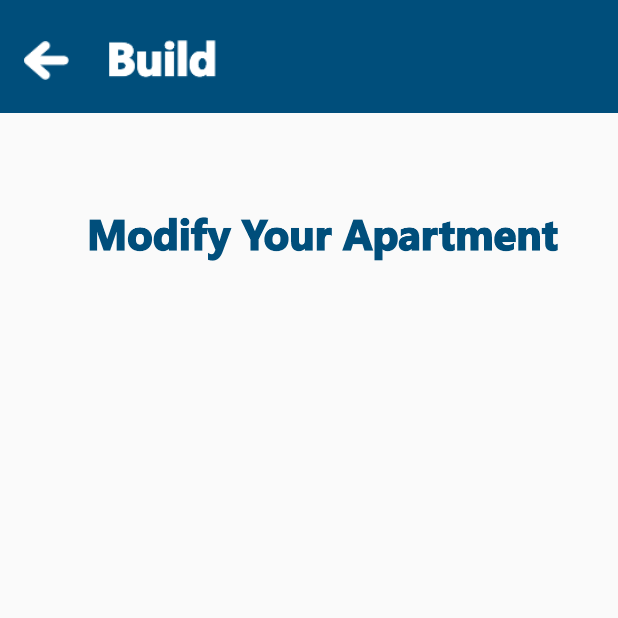
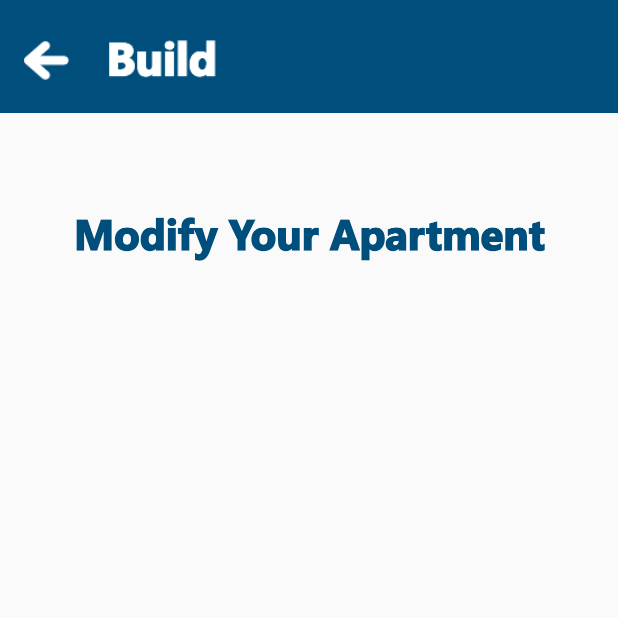
Before and after one commit to iqbal789/uni-project, an Android app: the screen it shows after launch (build_page), after a tap on an icon or button, on a phone screen of 412 x 824 dp, the top half of it. Run offline under Robolectric (Android 15) with nearby library versions, the phone set to English and light mode, and no system bars.

Commit message:
uni project

```diff
--- a/app/src/main/AndroidManifest.xml
+++ b/app/src/main/AndroidManifest.xml
@@ -10,24 +10,31 @@
         android:theme="@style/Theme.ApnaGhar">
         <activity
             android:name=".build_page"
+            android:theme="@style/Theme.AppCompat.Light.NoActionBar"
             android:exported="false" />
         <activity
             android:name=".rent_page"
+            android:theme="@style/Theme.AppCompat.Light.NoActionBar"
             android:exported="false" />
         <activity
             android:name=".buy_page"
+            android:theme="@style/Theme.AppCompat.Light.NoActionBar"
+            android:exported="false" />
+        <activity
+            android:name=".home"
+            android:theme="@style/Theme.AppCompat.Light.NoActionBar"
+            android:exported="false" />
+        <activity
+            android:name=".SignUp"
+            android:theme="@style/Theme.AppCompat.Light.NoActionBar"
+            android:exported="false" />
+        <activity
+            android:name=".SignIn"
+            android:theme="@style/Theme.AppCompat.Light.NoActionBar"
             android:exported="false" />
         <activity
             android:name=".MainActivity"
-            android:exported="false" />
-        <activity
-            android:name=".SignUp"
-            android:exported="false" />
-        <activity
-            android:name=".SignIn"
-            android:exported="false" />
-        <activity
-            android:name=".home"
+            android:theme="@style/Theme.AppCompat.Light.NoActionBar"
             android:exported="true">
             <intent-filter>
                 <action android:name="android.intent.action.MAIN" />
--- a/app/src/main/java/com/example/apnaghar/MainActivity.java
+++ b/app/src/main/java/com/example/apnaghar/MainActivity.java
@@ -2,13 +2,30 @@ package com.example.apnaghar;
 
 import androidx.appcompat.app.AppCompatActivity;
 
+import android.content.Intent;
 import android.os.Bundle;
+import android.view.Window;
+import android.view.WindowManager;
+
+import java.util.Timer;
+import java.util.TimerTask;
 
 public class MainActivity extends AppCompatActivity {
+
+    Timer timer;
 
     @Override
     protected void onCreate(Bundle savedInstanceState) {
         super.onCreate(savedInstanceState);
         setContentView(R.layout.activity_main);
+
+        timer = new Timer();
+        timer.schedule(new TimerTask() {
+            @Override
+            public void run() {
+                Intent myIntent = new Intent(MainActivity.this, home.class);
+                startActivity(myIntent);
+            }
+        }, 2000);
     }
 }
--- a/app/src/main/java/com/example/apnaghar/SignIn.java
+++ b/app/src/main/java/com/example/apnaghar/SignIn.java
@@ -3,6 +3,8 @@ package com.example.apnaghar;
 import androidx.appcompat.app.AppCompatActivity;
 
 import android.os.Bundle;
+import android.view.Window;
+import android.view.WindowManager;
 
 public class SignIn extends AppCompatActivity {
 
--- a/app/src/main/java/com/example/apnaghar/SignUp.java
+++ b/app/src/main/java/com/example/apnaghar/SignUp.java
@@ -3,6 +3,8 @@ package com.example.apnaghar;
 import androidx.appcompat.app.AppCompatActivity;
 
 import android.os.Bundle;
+import android.view.Window;
+import android.view.WindowManager;
 
 public class SignUp extends AppCompatActivity {
 
--- a/app/src/main/java/com/example/apnaghar/build_page.java
+++ b/app/src/main/java/com/example/apnaghar/build_page.java
@@ -5,6 +5,8 @@ import androidx.appcompat.app.AppCompatActivity;
 import android.content.Intent;
 import android.os.Bundle;
 import android.view.View;
+import android.view.Window;
+import android.view.WindowManager;
 import android.widget.Button;
 
 public class build_page extends AppCompatActivity {
--- a/app/src/main/java/com/example/apnaghar/buy_page.java
+++ b/app/src/main/java/com/example/apnaghar/buy_page.java
@@ -5,6 +5,8 @@ import androidx.appcompat.app.AppCompatActivity;
 import android.content.Intent;
 import android.os.Bundle;
 import android.view.View;
+import android.view.Window;
+import android.view.WindowManager;
 import android.widget.Button;
 
 public class buy_page extends AppCompatActivity {
@@ -22,6 +24,5 @@ public class buy_page extends AppCompatActivity {
                 startActivity(myIntent);
             }
         });
-
     }
 }
--- a/app/src/main/java/com/example/apnaghar/home.java
+++ b/app/src/main/java/com/example/apnaghar/home.java
@@ -5,6 +5,8 @@ import androidx.appcompat.app.AppCompatActivity;
 import android.content.Intent;
 import android.os.Bundle;
 import android.view.View;
+import android.view.Window;
+import android.view.WindowManager;
 import android.widget.Button;
 
 public class home extends AppCompatActivity {
--- a/app/src/main/java/com/example/apnaghar/rent_page.java
+++ b/app/src/main/java/com/example/apnaghar/rent_page.java
@@ -5,6 +5,8 @@ import androidx.appcompat.app.AppCompatActivity;
 import android.content.Intent;
 import android.os.Bundle;
 import android.view.View;
+import android.view.Window;
+import android.view.WindowManager;
 import android.widget.Button;
 
 public class rent_page extends AppCompatActivity {
--- /dev/null
+++ b/app/src/main/res/anim/slide_in_left.xml
@@ -0,0 +1,6 @@
+<?xml version="1.0" encoding="utf-8"?>
+
+<set xmlns:android="http://schemas.android.com/apk/res/android">
+    <translate android:fromXDelta="-100%p" android:toXDelta="0"
+        android:duration="@android:integer/config_mediumAnimTime"/>
+</set>
--- /dev/null
+++ b/app/src/main/res/anim/slide_in_right.xml
@@ -0,0 +1,6 @@
+<?xml version="1.0" encoding="utf-8"?>
+
+<set xmlns:android="http://schemas.android.com/apk/res/android">
+    <translate android:fromXDelta="100%p" android:toXDelta="0"
+        android:duration="@android:integer/config_mediumAnimTime"/>
+</set>
--- /dev/null
+++ b/app/src/main/res/anim/slide_out_left.xml
@@ -0,0 +1,5 @@
+<?xml version="1.0" encoding="utf-8"?>
+<set xmlns:android="http://schemas.android.com/apk/res/android">
+    <translate android:fromXDelta="0" android:toXDelta="-100%p"
+        android:duration="@android:integer/config_mediumAnimTime"/>
+</set>
--- /dev/null
+++ b/app/src/main/res/anim/slide_out_right.xml
@@ -0,0 +1,6 @@
+<?xml version="1.0" encoding="utf-8"?>
+
+<set xmlns:android="http://schemas.android.com/apk/res/android">
+    <translate android:fromXDelta="0" android:toXDelta="100%p"
+        android:duration="@android:integer/config_mediumAnimTime"/>
+</set>
--- a/app/src/main/res/layout/activity_build_page.xml
+++ b/app/src/main/res/layout/activity_build_page.xml
@@ -33,7 +33,6 @@
         android:layout_marginTop="60dp"
         android:layout_marginEnd="38dp"
         app:layout_constraintEnd_toEndOf="parent"
-        app:layout_constraintHorizontal_bias="1.0"
         app:layout_constraintStart_toStartOf="parent"
         app:layout_constraintTop_toBottomOf="@+id/imageView13"
         app:srcCompat="@drawable/modifytext" />
--- a/app/src/main/res/values-night/themes.xml
+++ b/app/src/main/res/values-night/themes.xml
@@ -12,5 +12,14 @@
         <!-- Status bar color. -->
         <item name="android:statusBarColor" tools:targetApi="l">?attr/colorPrimaryVariant</item>
         <!-- Customize your theme here. -->
+        <item name="android:windowAnimationStyle">@style/CustomActivityAnimation</item>
     </style>
+
+    <style name="CustomActivityAnimation" parent="@android:style/Animation.Activity">
+        <item name="android:activityOpenEnterAnimation">@anim/slide_in_right</item>
+        <item name="android:activityOpenExitAnimation">@anim/slide_out_left</item>
+        <item name="android:activityCloseEnterAnimation">@anim/slide_in_left</item>
+        <item name="android:activityCloseExitAnimation">@anim/slide_out_right</item>
+    </style>
+
 </resources>
--- a/app/src/main/res/values/themes.xml
+++ b/app/src/main/res/values/themes.xml
@@ -12,5 +12,14 @@
         <!-- Status bar color. -->
         <item name="android:statusBarColor" tools:targetApi="l">?attr/colorPrimaryVariant</item>
         <!-- Customize your theme here. -->
+        <item name="android:windowAnimationStyle">@style/CustomActivityAnimation</item>
     </style>
+
+    <style name="CustomActivityAnimation" parent="@android:style/Animation.Activity">
+        <item name="android:activityOpenEnterAnimation">@anim/slide_in_right</item>
+        <item name="android:activityOpenExitAnimation">@anim/slide_out_left</item>
+        <item name="android:activityCloseEnterAnimation">@anim/slide_in_left</item>
+        <item name="android:activityCloseExitAnimation">@anim/slide_out_right</item>
+    </style>
+
 </resources>
```
